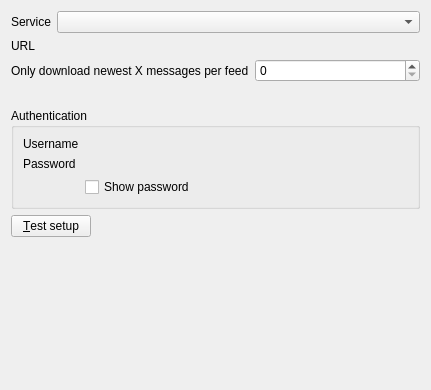
martinrotter/rssguard, file src/librssguard/services/greader/gui/greaderaccountdetails.ui: the form before one commit.
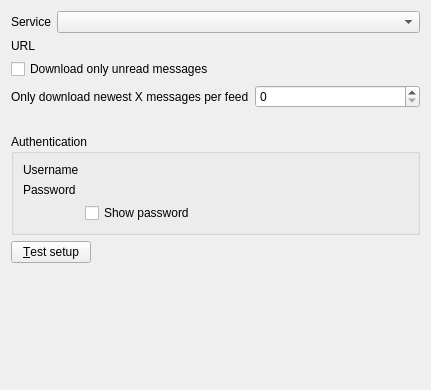
The form after the commit. Custom widgets are drawn as their Qt base class.

Commit message: download unread only for greader too

```diff
--- a/src/librssguard/services/greader/gui/greaderaccountdetails.ui
+++ b/src/librssguard/services/greader/gui/greaderaccountdetails.ui
@@ -34,7 +34,7 @@
    <item row="2" column="1">
     <widget class="LineEditWithStatus" name="m_txtUrl" native="true"/>
    </item>
-   <item row="4" column="0" colspan="2">
+   <item row="5" column="0" colspan="2">
     <layout class="QHBoxLayout" name="horizontalLayout">
      <item>
       <widget class="QLabel" name="label">
@@ -51,7 +51,7 @@
      </item>
     </layout>
    </item>
-   <item row="6" column="0" colspan="2">
+   <item row="7" column="0" colspan="2">
     <widget class="QLabel" name="m_lblLimitMessages">
      <property name="text">
       <string/>
@@ -61,7 +61,7 @@
      </property>
     </widget>
    </item>
-   <item row="7" column="0" colspan="2">
+   <item row="8" column="0" colspan="2">
     <widget class="QGroupBox" name="m_gbAuthentication">
      <property name="toolTip">
       <string>Some feeds require authentication, including GMail feeds. BASIC, NTLM-2 and DIGEST-MD5 authentication schemes are supported.</string>
@@ -112,7 +112,7 @@
      </layout>
     </widget>
    </item>
-   <item row="8" column="0" colspan="2">
+   <item row="9" column="0" colspan="2">
     <layout class="QHBoxLayout" name="horizontalLayout_2">
      <item>
       <widget class="QPushButton" name="m_btnTestSetup">
@@ -136,7 +136,7 @@
      </item>
     </layout>
    </item>
-   <item row="9" column="0" colspan="2">
+   <item row="10" column="0" colspan="2">
     <spacer name="verticalSpacer">
      <property name="orientation">
       <enum>Qt::Vertical</enum>
@@ -149,6 +149,13 @@
      </property>
     </spacer>
    </item>
+   <item row="4" column="0" colspan="2">
+    <widget class="QCheckBox" name="m_cbDownloadOnlyUnreadMessages">
+     <property name="text">
+      <string>Download only unread messages</string>
+     </property>
+    </widget>
+   </item>
   </layout>
  </widget>
  <customwidgets>
```
Left out of the diff: 2 changed lines with no effect on the pictures. The commit also changes 4 other files.
